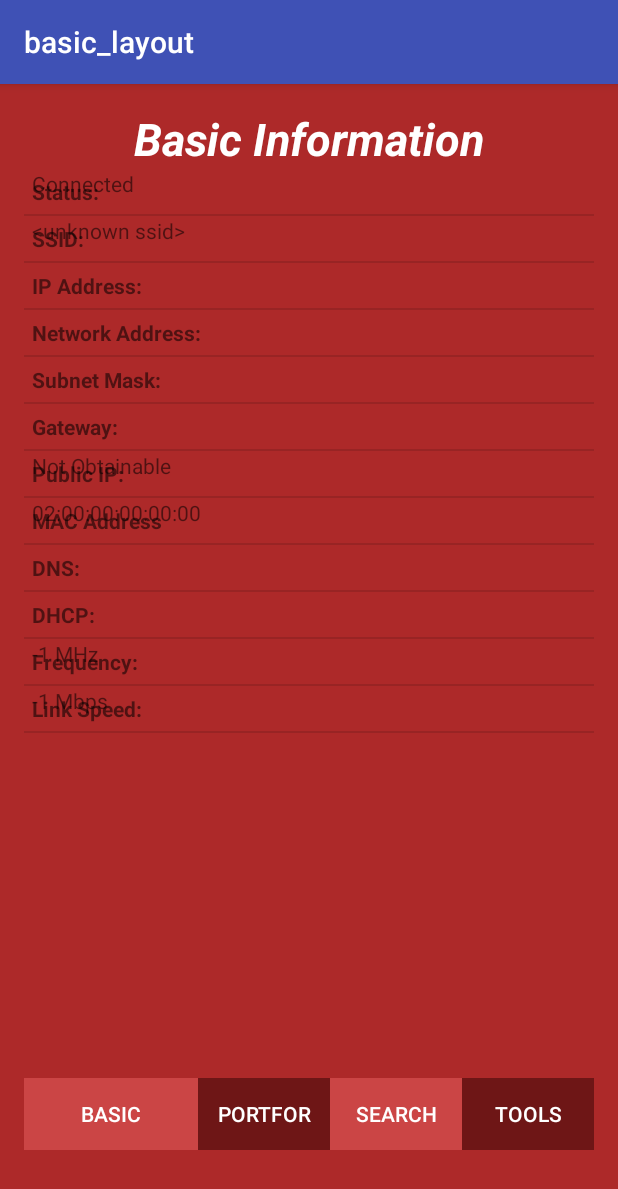
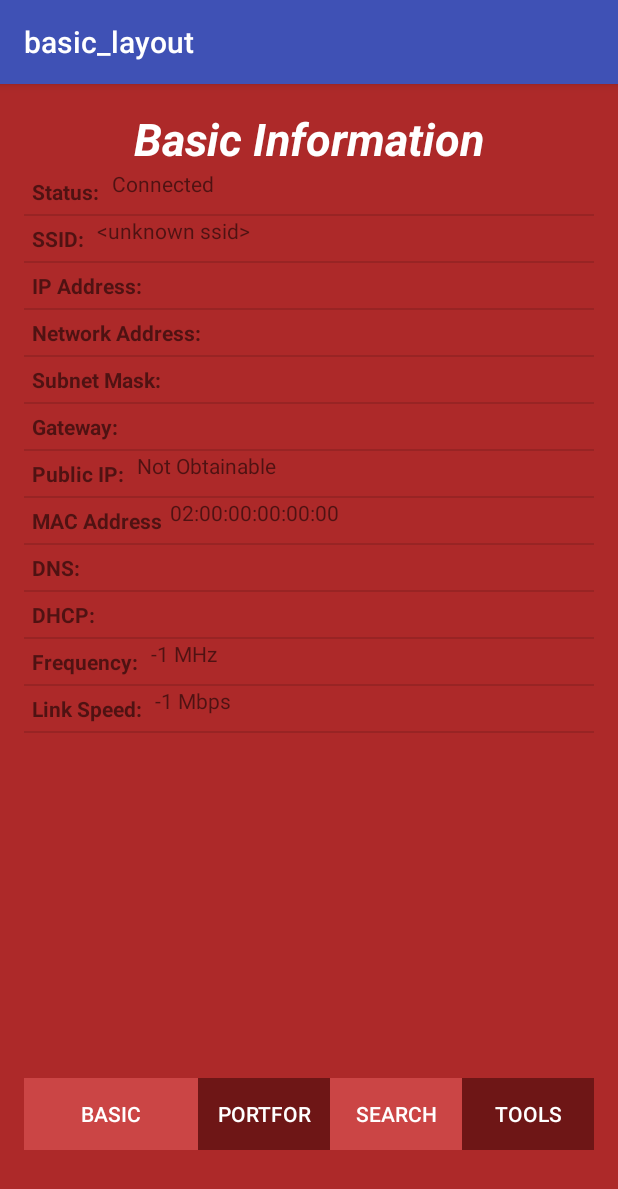
Before and after one commit to IamMediocracy/RouteRight, an Android app: the basic_layout screen opened directly, with no data from a screen before it, on a phone screen of 412 x 824 dp. Shown: the top 1189 px of the screen. Run offline under Robolectric (Android 15) with nearby library versions, the phone set to English and light mode, and no system bars; 17 statements that could not run were skipped.

Commit message:
Formatted the look and feel of the list view in basics.

```diff
--- a/app/src/main/res/layout/general_list_item.xml
+++ b/app/src/main/res/layout/general_list_item.xml
@@ -18,6 +18,6 @@
         android:id="@+id/networkobject_info"
         android:layout_width="wrap_content"
         android:layout_height="wrap_content"
-        android:layout_alignLeft="@id/networkobject_title"
+        android:layout_toRightOf="@id/networkobject_title"
         />
 </RelativeLayout>
```
